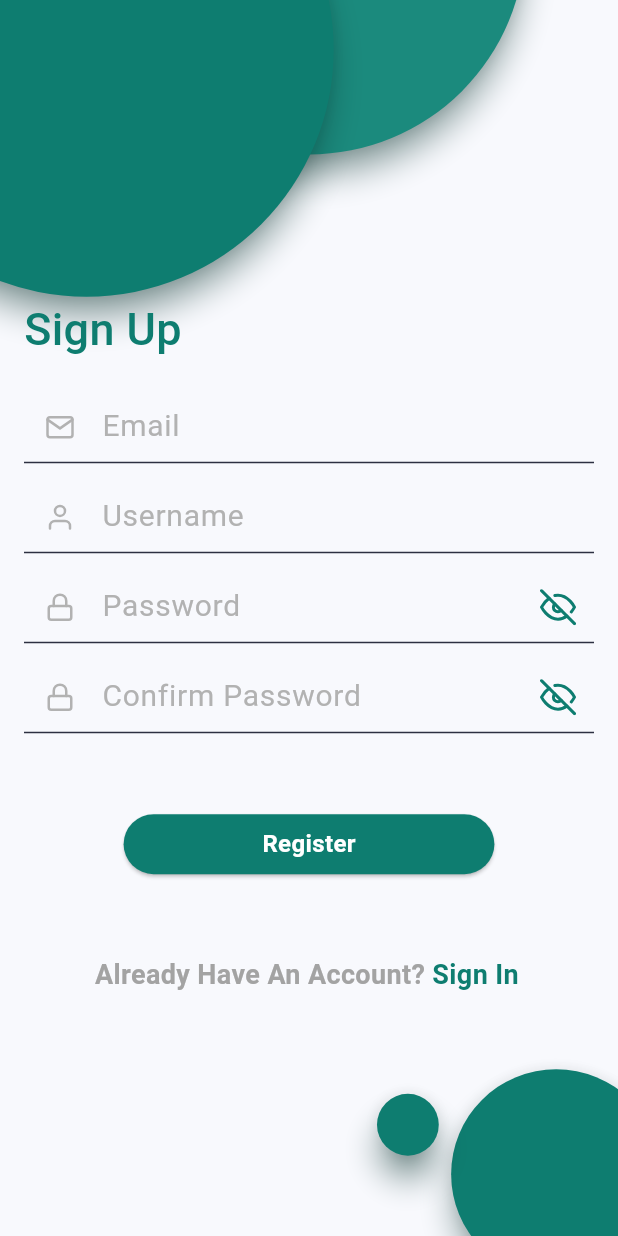
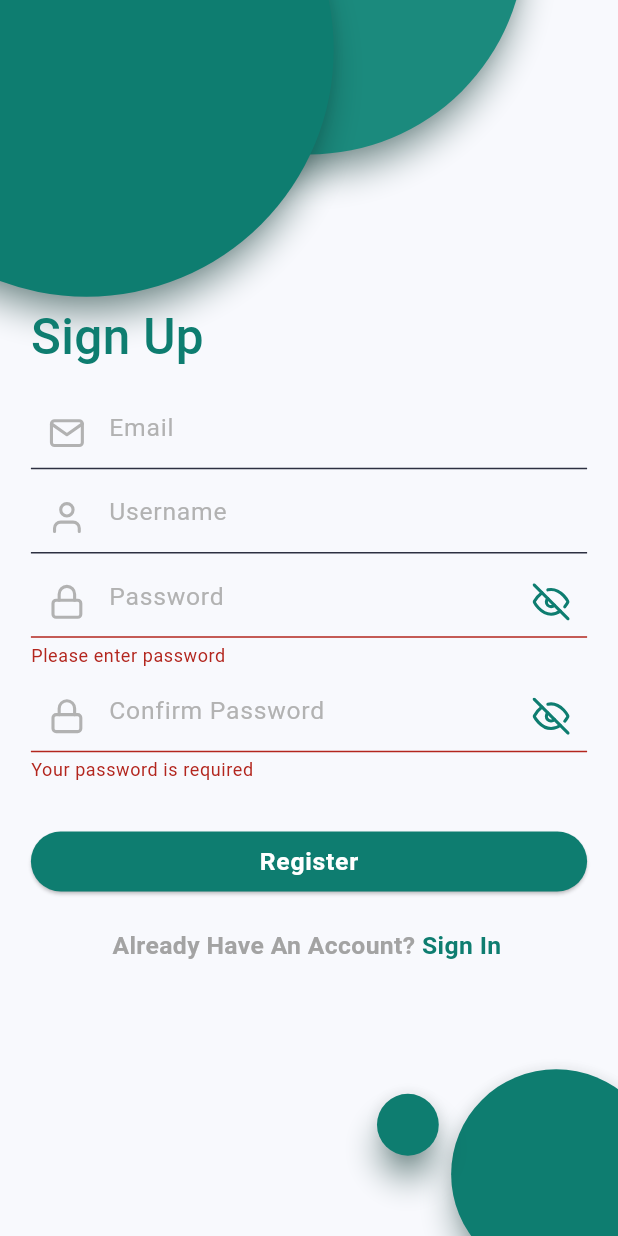
Before and after one commit to RokayaFawzy/tameit, a Flutter app: the SignUp screen opened by its route, after a tap on "Register", on a phone screen of 412 x 824 dp. Run offline on Flutter 3.47's test engine with Material 3 defaults, Android fonts, the phone set to English and light mode, and no system bars; our stand-ins replace flutter_feather_icons, flutter_rating_bar, google_fonts, intl_phone_field, shared_preferences; missing offline and left inert: flutter_verification_code; accounts and stored records are empty; network calls fail.

Commit message:
connicting login and register with mobile

```diff
--- a/tame_it/lib/Screens/SignUp.dart
+++ b/tame_it/lib/Screens/SignUp.dart
@@ -1,26 +1,27 @@
+import 'dart:convert';
+import 'package:http/http.dart' as http;
+
 import 'package:flutter/gestures.dart';
 import 'package:flutter/material.dart';
 import 'package:flutter_feather_icons/flutter_feather_icons.dart';
+import 'package:tame_it/utility/validator.dart';
 import '../values/values.dart';
 import '../widgets/custom_button.dart';
 import '../widgets/custom_painters.dart';
 import '../widgets/custom_text_form_field.dart';
 
 class SignUp extends StatefulWidget {
-  // SignUp({required this.themeBloc});
-
-  // final ThemeBloc themeBloc;
-
   @override
   _SignUpState createState() => _SignUpState();
 }
 
 class _SignUpState extends State<SignUp> {
-  @override
-  void initState() {
-    super.initState();
-    // widget.themeBloc.selectedTheme.add(_buildLightTheme());
-  }
+  final formKey = GlobalKey<FormState>();
+  // late String _userName, _password, _confirmPassword, _email;
+  late String _userName = ''; // Initialize with an empty string
+  late String _password = ''; // Initialize with an empty string
+  late String _confirmPassword = ''; // Initialize with an empty string
+  late String _email = ''; // Initialize with an empty string
 
   @override
   Widget build(BuildContext context) {
@@ -29,9 +30,7 @@ class _SignUpState extends State<SignUp> {
 
     return Scaffold(
       backgroundColor: AppColors.whiteShade2,
-      body: DefaultTabController(
-        length: 2,
-        child: GestureDetector(
+      body: GestureDetector(
         onTap: () {
           FocusScopeNode currentFocus = FocusScope.of(context);
           if (!currentFocus.hasPrimaryFocus) {
@@ -40,37 +39,19 @@ class _SignUpState extends State<SignUp> {
         },
         child: Stack(
           children: <Widget>[
-              drawCircles(),
-              ListView(
-                children: <Widget>[
-                  SizedBox(
-                    height: (heightOfScreen * -0.10) + (widthOfScreen * 0.5),
-                  ),
-                  Container(
-                    margin: EdgeInsets.only(
-                      left: widthOfScreen * 0.1,
-                      right: widthOfScreen * 0.3,
+            drawCircles(heightOfScreen, widthOfScreen),
+            Center(
+              child: SingleChildScrollView(
+                child: _buildRegiserForm(widthOfScreen),
               ),
             ),
-                  SizedBox(
-                    height: (heightOfScreen * 0.09),
-                  ),
-                  SizedBox(
-                    height: 700,
-                    child: _buildRegiserForm(),
-                  )
           ],
-              )
-            ],
-          ),
         ),
       ),
     );
   }
 
-  Widget drawCircles() {
-    var heightOfScreen = MediaQuery.of(context).size.height;
-    var widthOfScreen = MediaQuery.of(context).size.width;
+  Widget drawCircles(double heightOfScreen, double widthOfScreen) {
     return Column(
       children: <Widget>[
         CustomPaint(
@@ -113,40 +94,50 @@ class _SignUpState extends State<SignUp> {
     );
   }
 
-  Widget _buildRegiserForm() {
-    var widthOfScreen = MediaQuery.of(context).size.width;
+  Widget _buildRegiserForm(double widthOfScreen) {
+    var doRegister = () {
+      final form = formKey.currentState;
+      if (form!.validate()) {
+        form.save();
+        _registerUser();
+      }
+    };
+
     ThemeData theme = Theme.of(context);
     return Container(
-      margin: EdgeInsets.symmetric(horizontal: Sizes.MARGIN_16),
-      child: ListView(
-        children: [
-          Column(
+      margin: EdgeInsets.symmetric(horizontal: widthOfScreen * 0.05),
+      child: Form(
+        key: formKey,
+        child: Column(
+          crossAxisAlignment: CrossAxisAlignment.start,
           children: <Widget>[
-              const Align(
-                alignment: Alignment.topLeft,
-                child: Text(
+            SizedBox(height: widthOfScreen * 0.05),
+
+            Text(
               "Sign Up",
               style: TextStyle(
                 color: AppColors.deepsea,
-                    fontSize: Sizes.TEXT_SIZE_30,
+                fontSize: widthOfScreen * 0.08,
                 fontWeight: FontWeight.w500,
               ),
             ),
-              ),
-              const SizedBox(
-                height: 20,
-              ),
+            SizedBox(height: widthOfScreen * 0.04),
             CustomTextFormField(
               textInputType: TextInputType.text,
+              // validator: validateEmail,
+              onSaved: (value) => _email = value ?? '',
+              onChanged: (data) {
+                _email = data;
+              },
               hasTitle: false,
               hasPrefixIcon: true,
-                prefixIcon: const Icon(
+              prefixIcon: Icon(
                 FeatherIcons.mail,
                 color: AppColors.greyShade7,
-                  size: Sizes.ICON_SIZE_20,
+                size: widthOfScreen * 0.06,
               ),
-                hintTextStyle: Styles.customTextStyle(
-                  fontSize: Sizes.TEXT_SIZE_20,
+              hintTextStyle: TextStyle(
+                fontSize: widthOfScreen * 0.04,
                 color: AppColors.greyShade7,
               ),
               enabledBorder: Borders.customUnderlineInputBorder(
@@ -155,26 +146,25 @@ class _SignUpState extends State<SignUp> {
               focusedBorder: Borders.customUnderlineInputBorder(
                 color: AppColors.orange,
               ),
-                textStyle: Styles.customTextStyle(
-                  fontSize: Sizes.TEXT_SIZE_20,
+              textStyle: TextStyle(
+                fontSize: widthOfScreen * 0.04,
                 color: AppColors.blackShade10,
               ),
               hintText: 'Email',
             ),
-              const SizedBox(
-                height: 12.0,
-              ),
+            SizedBox(height: widthOfScreen * 0.02),
             CustomTextFormField(
               textInputType: TextInputType.name,
               hasTitle: false,
+              onSaved: (value) => _userName = value ?? '',
               hasPrefixIcon: true,
-                prefixIcon: const Icon(
+              prefixIcon: Icon(
                 FeatherIcons.user,
                 color: AppColors.greyShade7,
-                  size: Sizes.ICON_SIZE_20,
+                size: widthOfScreen * 0.06,
               ),
-                hintTextStyle: Styles.customTextStyle(
-                  fontSize: Sizes.TEXT_SIZE_20,
+              hintTextStyle: TextStyle(
+                fontSize: widthOfScreen * 0.04,
                 color: AppColors.greyShade7,
               ),
               enabledBorder: Borders.customUnderlineInputBorder(
@@ -183,32 +173,34 @@ class _SignUpState extends State<SignUp> {
               focusedBorder: Borders.customUnderlineInputBorder(
                 color: AppColors.orange,
               ),
-                textStyle: Styles.customTextStyle(
-                  fontSize: Sizes.TEXT_SIZE_20,
+              textStyle: TextStyle(
+                fontSize: widthOfScreen * 0.04,
                 color: AppColors.blackShade10,
               ),
               hintText: 'Username',
             ),
-              const SizedBox(
-                height: 12,
-              ),
+            SizedBox(height: widthOfScreen * 0.02),
             CustomTextFormField(
               textInputType: TextInputType.text,
               obscured: true,
               hasTitle: false,
+              validator: (value) =>
+                  value!.isEmpty ? "Please enter password" : null,
+              onSaved: (value) => _password = value ?? '',
               hasPrefixIcon: true,
-                prefixIcon: const Icon(
+              prefixIcon: Icon(
                 FeatherIcons.lock,
                 color: AppColors.greyShade7,
-                  size: Sizes.ICON_SIZE_20,
+                size: widthOfScreen * 0.06,
               ),
               hasSuffixIcon: true,
-                suffixIcon: const Icon(
+              suffixIcon: Icon(
                 FeatherIcons.eyeOff,
                 color: AppColors.deepsea,
+                size: widthOfScreen * 0.06,
               ),
-                hintTextStyle: Styles.customTextStyle(
-                  fontSize: Sizes.TEXT_SIZE_20,
+              hintTextStyle: TextStyle(
+                fontSize: widthOfScreen * 0.04,
                 color: AppColors.greyShade7,
               ),
               enabledBorder: Borders.customUnderlineInputBorder(
@@ -217,32 +209,34 @@ class _SignUpState extends State<SignUp> {
               focusedBorder: Borders.customUnderlineInputBorder(
                 color: AppColors.orange,
               ),
-                textStyle: Styles.customTextStyle(
-                  fontSize: Sizes.TEXT_SIZE_20,
+              textStyle: TextStyle(
+                fontSize: widthOfScreen * 0.04,
                 color: AppColors.blackShade10,
               ),
               hintText: 'Password',
             ),
-              const SizedBox(
-                height: 12,
-              ),
+            SizedBox(height: widthOfScreen * 0.02),
             CustomTextFormField(
               textInputType: TextInputType.text,
               obscured: true,
+              validator: (value) =>
+                  value!.isEmpty ? "Your password is required" : null,
+              onSaved: (value) => _confirmPassword = value ?? '',
               hasTitle: false,
               hasPrefixIcon: true,
-                prefixIcon: const Icon(
+              prefixIcon: Icon(
                 FeatherIcons.lock,
                 color: AppColors.greyShade7,
-                  size: Sizes.ICON_SIZE_20,
+                size: widthOfScreen * 0.06,
               ),
               hasSuffixIcon: true,
-                suffixIcon: const Icon(
+              suffixIcon: Icon(
                 FeatherIcons.eyeOff,
                 color: AppColors.deepsea,
+                size: widthOfScreen * 0.06,
               ),
-                hintTextStyle: Styles.customTextStyle(
-                  fontSize: Sizes.TEXT_SIZE_20,
+              hintTextStyle: TextStyle(
+                fontSize: widthOfScreen * 0.04,
                 color: AppColors.greyShade7,
               ),
               enabledBorder: Borders.customUnderlineInputBorder(
@@ -251,52 +245,82 @@ class _SignUpState extends State<SignUp> {
               focusedBorder: Borders.customUnderlineInputBorder(
                 color: AppColors.orange,
               ),
-                textStyle: Styles.customTextStyle(
-                  fontSize: Sizes.TEXT_SIZE_20,
+              textStyle: TextStyle(
+                fontSize: widthOfScreen * 0.04,
                 color: AppColors.blackShade10,
               ),
               hintText: 'Confirm Password',
             ),
-              const SizedBox(
-                height: 50.0,
-              ),
-              SizedBox(
-                width: widthOfScreen * 0.6,
-                child: CustomButton(
+            SizedBox(height: widthOfScreen * 0.07),
+            CustomButton(
               title: 'Register',
               color: AppColors.deepsea,
-                  textStyle: theme.textTheme.bodyMedium?.copyWith(
+              textStyle: theme.textTheme.bodyText1?.copyWith(
                 color: AppColors.white,
-                    fontSize: Sizes.TEXT_SIZE_16,
+                fontSize: widthOfScreen * 0.04,
                 fontWeight: FontWeight.w600,
               ),
-                  onPressed: () {},
+              onPressed: doRegister,
             ),
-              ),
-              const SizedBox(
-                height: 50,
-              ),
+            SizedBox(height: widthOfScreen * 0.05), // Add the SizedBox here
             Align(
               alignment: Alignment.center,
-                  child: SelectableText.rich(TextSpan(
+              child: SelectableText.rich(
+                TextSpan(
                   text: 'Already Have An Account?',
-                      style: const TextStyle(
+                  style: TextStyle(
                     color: AppColors.greyShade8,
                     fontWeight: FontWeight.bold,
-                        fontSize: Sizes.TEXT_SIZE_18,
+                    fontSize: widthOfScreen * 0.04,
                   ),
                   children: <TextSpan>[
                     TextSpan(
                       text: ' Sign In',
-                            style: const TextStyle(color: AppColors.deepsea),
+                      style: TextStyle(color: AppColors.deepsea),
                       recognizer: TapGestureRecognizer()
-                              ..onTap = () =>
-                                  Navigator.of(context).pushNamed('/Login'))
-                      ])))
-            ],
+                        ..onTap =
+                            () => Navigator.of(context).pushNamed('/Login'),
                     ),
                   ],
                 ),
+              ),
+            ),
+            SizedBox(height: widthOfScreen * 0.001),
+          ],
+        ),
+      ),
     );
   }
+
+  Future<void> _registerUser() async {
+    try {
+      final url =
+          Uri.parse('https://tameit.azurewebsites.net/api/auth/register');
+      final response = await http.post(
+        url,
+        body: json.encode({
+          'userName': _userName,
+          'password': _password,
+          'confirmPassword': _confirmPassword,
+          'email': _email,
+        }),
+        headers: {'Content-Type': 'application/json'},
+      );
+
+      if (response.statusCode == 200) {
+        // Registration successful
+        var responseData = json.decode(response.body);
+        var token = responseData['token']; // Assuming the token key is 'token'
+        print('Registration successful. Token: $token');
+        // Navigate to another screen or show a success message
+        Navigator.of(context).pushNamed('/Home');
+      } else {
+        // Registration failed, handle error (e.g., show error message)
+        print('Registration failed with status code ${response.statusCode}');
       }
+    } catch (e) {
+      // Error occurred during registration process
+      print('Error occurred during registration: $e');
+    }
+  }
+}
--- a/tame_it/lib/widgets/custom_text_form_field.dart
+++ b/tame_it/lib/widgets/custom_text_form_field.dart
@@ -1,6 +1,5 @@
 import 'package:flutter/material.dart';
 import 'package:flutter/services.dart';
-
 import '../values/values.dart';
 
 class CustomTextFormField extends StatelessWidget {
@@ -21,6 +20,7 @@ class CustomTextFormField extends StatelessWidget {
   final Widget? titleIcon;
   final TextInputType? textInputType;
   final ValueChanged<String>? onChanged;
+  final void Function(String?)? onSaved;
   final FormFieldValidator<String>? validator;
   final List<TextInputFormatter>? inputFormatters;
   final InputBorder border;
@@ -30,8 +30,10 @@ class CustomTextFormField extends StatelessWidget {
   final double? height;
   final EdgeInsetsGeometry? contentPadding;
   final EdgeInsetsGeometry? textFormFieldMargin;
+  final TextEditingController? controller; // Added TextEditingController
 
-  const CustomTextFormField({super.key,
+  const CustomTextFormField({
+    Key? key,
     this.prefixIcon,
     this.suffixIcon,
     this.textStyle,
@@ -54,13 +56,16 @@ class CustomTextFormField extends StatelessWidget {
     this.obscured = false,
     this.textInputType,
     this.onChanged,
+    this.onSaved,
     this.validator,
     this.inputFormatters,
     this.width,
     this.height,
+    this.controller, // Added TextEditingController
   })  : assert((!hasTitleIcon && titleIcon == null) ||
             (hasTitleIcon && titleIcon != null)),
-        assert((!hasTitle && title == null) || (hasTitle && title != null));
+        assert((!hasTitle && title == null) || (hasTitle && title != null)),
+        super(key: key);
 
   @override
   Widget build(BuildContext context) {
@@ -70,10 +75,9 @@ class CustomTextFormField extends StatelessWidget {
         Row(
           children: <Widget>[
             hasTitleIcon ? titleIcon! : Container(),
-            hasTitle ? Text(title!, style: titleStyle) : Container(),
+            hasTitle ? Text(title!, style: titleStyle!) : Container(), // Added null check for titleStyle
           ],
         ),
-//        hasTitle ? SpaceH4() : Container(),
         Container(
           width: width,
           height: height,
@@ -82,6 +86,7 @@ class CustomTextFormField extends StatelessWidget {
             style: textStyle,
             keyboardType: textInputType,
             onChanged: onChanged,
+            onSaved: onSaved,
             validator: validator,
             inputFormatters: inputFormatters,
             decoration: InputDecoration(
@@ -97,6 +102,7 @@ class CustomTextFormField extends StatelessWidget {
               hintStyle: hintTextStyle,
             ),
             obscureText: obscured,
+            controller: controller, // Added controller here
           ),
         ),
       ],
```
Also changed, not shown: tame_it/lib/Screens/Login.dart (+157 -65 lines), tame_it/lib/main.dart (+6 -7 lines), tame_it/lib/utility/validator.dart (added, +12 -0 lines), tame_it/pubspec.yaml (+4 -3 lines), tame_it/pubspec.lock, 1 other file. Lines whose indentation alone changed are shown as unchanged.
